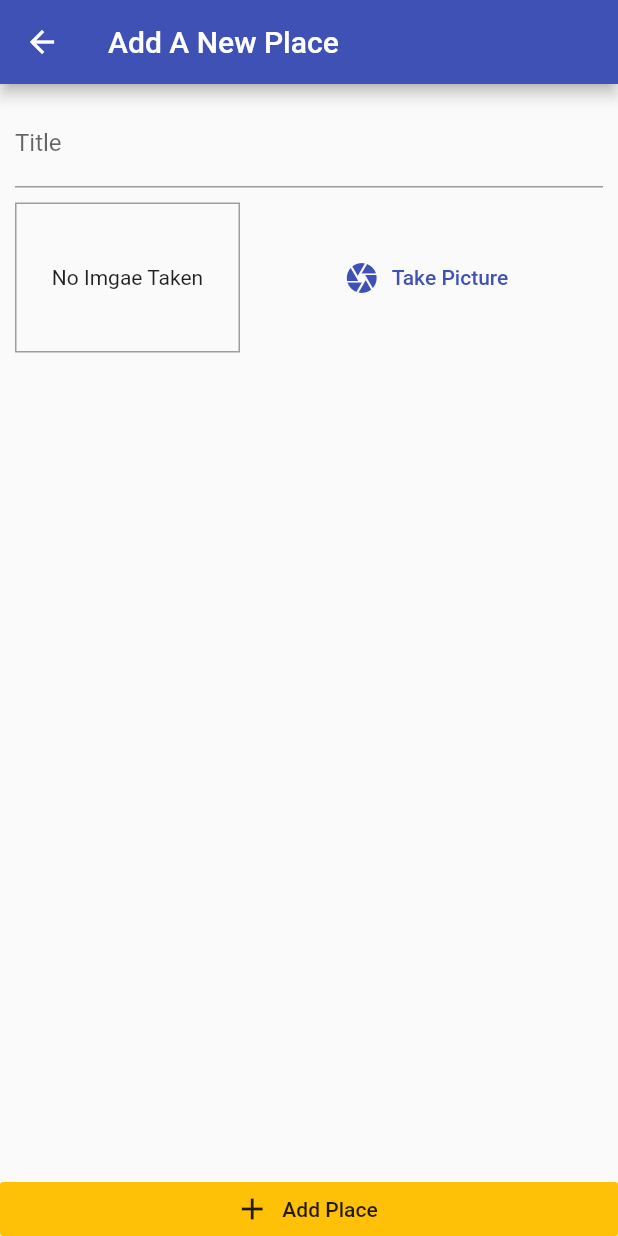
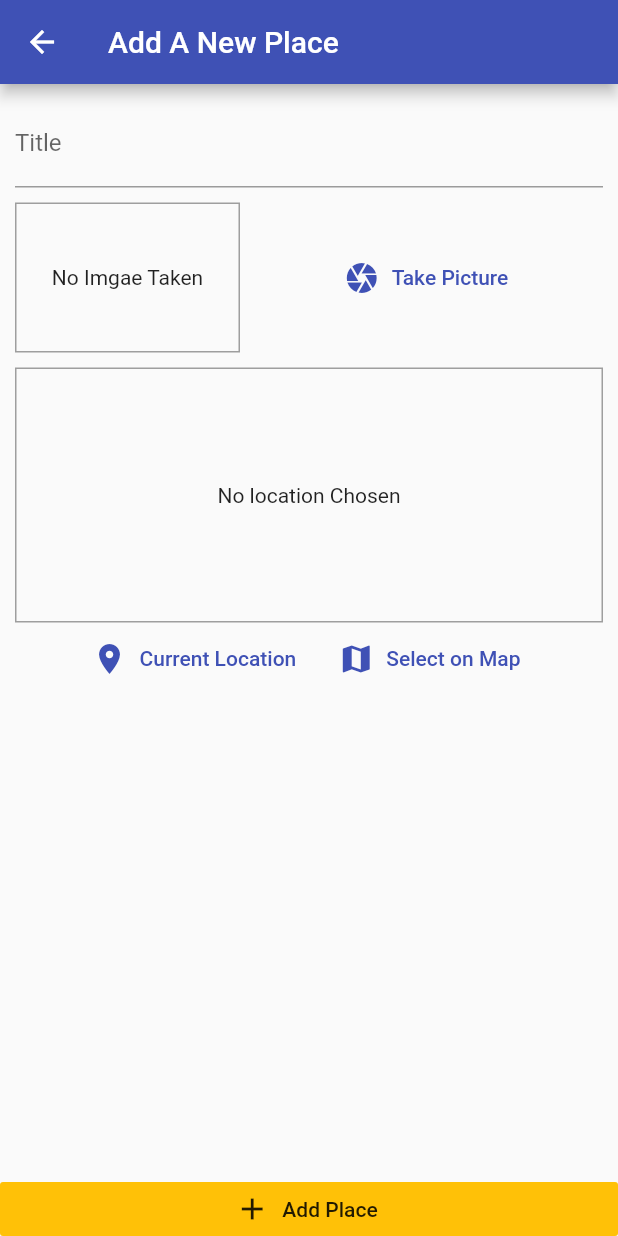
Before and after one commit to khethelogp/places, a Flutter app: the AddPlaceScreen screen opened by its route, on a phone screen of 412 x 824 dp. Run offline on Flutter 3.47's test engine with Material 2 defaults, Android fonts, the phone set to English and light mode, and no system bars; our stand-ins replace image_picker, location, sqflite; accounts and stored records are empty.

Commit message:
location

```diff
--- a/lib/screens/add_place_screen.dart
+++ b/lib/screens/add_place_screen.dart
@@ -4,6 +4,7 @@ import 'package:flutter/material.dart';
 import 'package:provider/provider.dart';
 
 import '../widgets/image_input.dart';
+import '../widgets/location_input.dart';
 import '../providers/great_places.dart';
 
 
@@ -53,6 +54,8 @@ class _AddPlaceScreenState extends State<AddPlaceScreen> {
                       ),
                       SizedBox(height: 10.0,),
                       ImageInput(_selectImage),
+                      SizedBox(height: 10.0,),
+                      LocationInput()
                   ],
                 ),
               ),
--- /dev/null
+++ b/lib/widgets/location_input.dart
@@ -0,0 +1,63 @@
+import 'package:flutter/material.dart';
+import 'package:location/location.dart';
+
+class LocationInput extends StatefulWidget {
+  // const LocationInput({ Key? key }) : super(key: key);
+
+  @override
+  _LocationInputState createState() => _LocationInputState();
+}
+
+class _LocationInputState extends State<LocationInput> {
+  String _previewImageUrl;
+
+  Future<void> _getCurrentUserLocation() async {
+    final locData = await Location().getLocation();
+    print(locData.latitude);
+    print(locData.longitude);
+
+  }
+
+  @override
+  Widget build(BuildContext context) {
+    return Column(
+      children: [
+        Container(
+          height: 170,
+          width: double.infinity,
+          alignment: Alignment.center,
+          decoration: BoxDecoration(
+            border: Border.all(width: 1 ,color: Colors.grey),
+          ),
+          child: _previewImageUrl == null
+            ? Text(
+                'No location Chosen',
+                textAlign: TextAlign.center,
+              )
+            : Image.network(
+                _previewImageUrl,
+                fit: BoxFit.cover,
+                width: double.infinity,
+              )
+        ),
+        Row(
+          mainAxisAlignment: MainAxisAlignment.center,
+          children: [
+            FlatButton.icon(
+              icon: Icon(Icons.location_on),
+              label: Text('Current Location'),
+              textColor: Theme.of(context).primaryColor,
+              onPressed: _getCurrentUserLocation,
+            ),
+            FlatButton.icon(
+              icon: Icon(Icons.map),
+              label: Text('Select on Map'),
+              textColor: Theme.of(context).primaryColor,
+              onPressed: () {},
+            ),
+          ],
+        )
+      ],
+    );
+  }
+}
```
Also changed, not shown: 2 other files.
